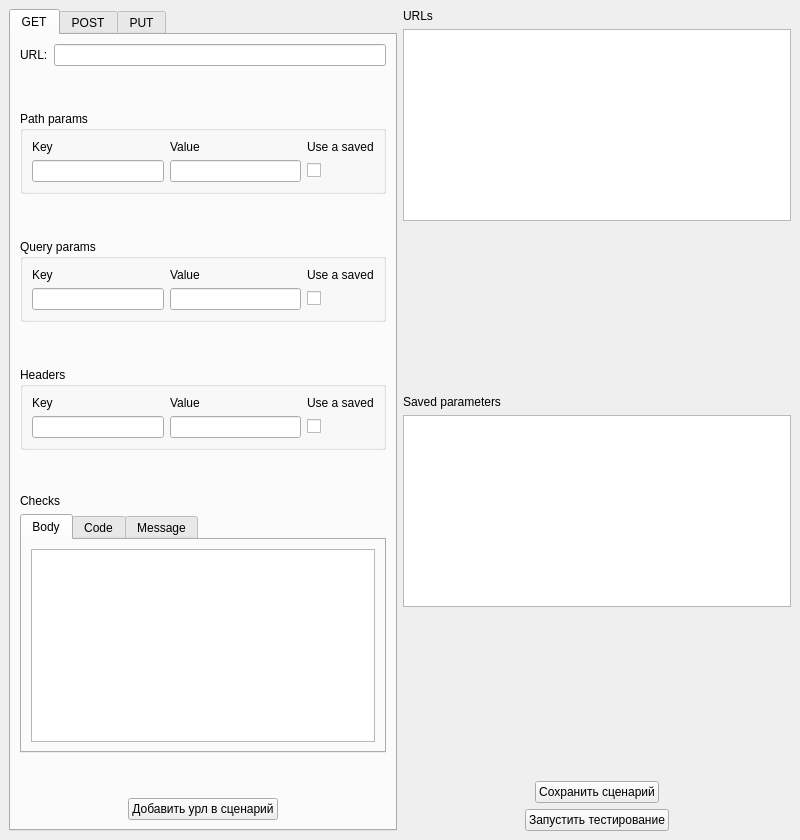
This is design/ui/query.ui in kaidalena/App_for_testing as Qt 5 draws it before an edit. The edited form follows.
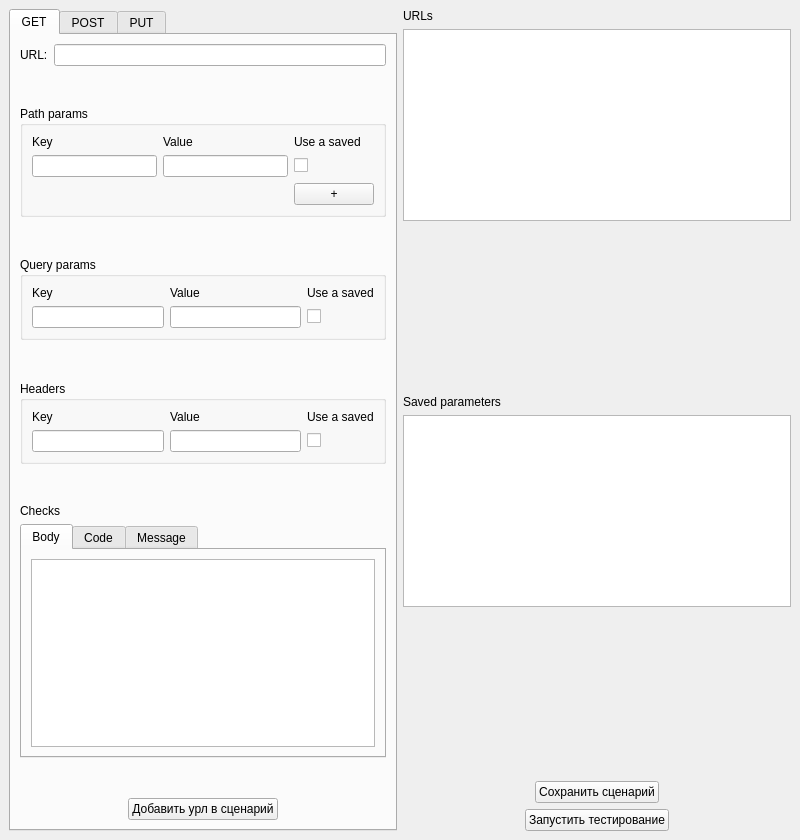
This is the edited form.

Patch:
```diff
--- a/design/ui/query.ui
+++ b/design/ui/query.ui
@@ -92,6 +92,13 @@
              </property>
             </widget>
            </item>
+           <item row="2" column="2">
+            <widget class="QPushButton" name="pp_add_btn">
+             <property name="text">
+              <string>+</string>
+             </property>
+            </widget>
+           </item>
           </layout>
          </widget>
         </item>
```
Left out of the diff: 20 changed lines with no effect on the pictures.
